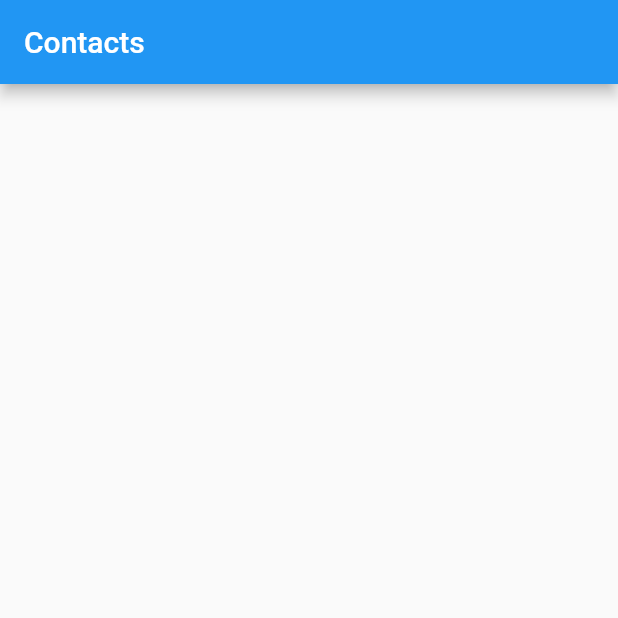
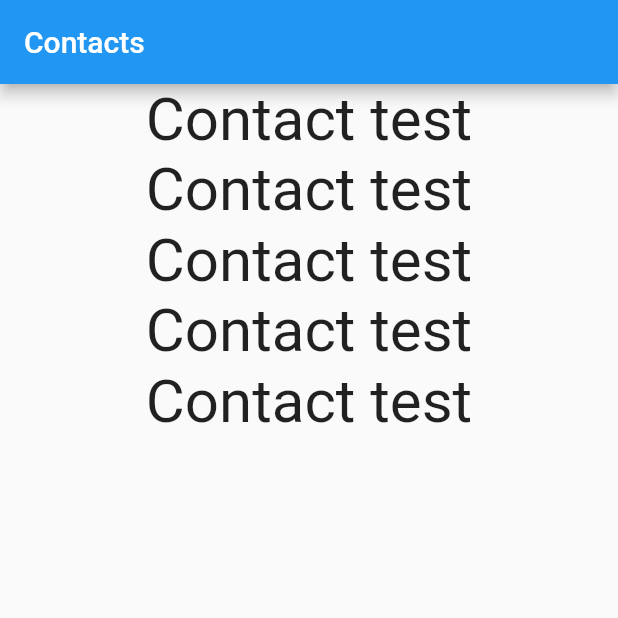
Before and after one commit to raghumina/Flutter_Contact_App, a Flutter app: the screen it shows after launch, on a phone screen of 412 x 824 dp, the top half of it. Run offline on Flutter 3.47's test engine with Material 2 defaults, Android fonts, the phone set to English and light mode, and no system bars.

Commit message:
Adding widgets for contact list

```diff
--- /dev/null
+++ b/contact_app/lib/UI/contact_list/contact_list.dart
@@ -0,0 +1,36 @@
+import 'package:flutter/material.dart';
+
+class ContactsListPage extends StatelessWidget {
+  @override
+  Widget build(BuildContext context) {
+    return Scaffold(
+      appBar: AppBar(
+        title: Text('Contacts'),
+      ),
+      body: Center(
+        child: Column(children: <Widget>[
+          Text(
+            'Contact test',
+            style: TextStyle(fontSize: 40),
+          ),
+          Text(
+            'Contact test',
+            style: TextStyle(fontSize: 40),
+          ),
+          Text(
+            'Contact test',
+            style: TextStyle(fontSize: 40),
+          ),
+          Text(
+            'Contact test',
+            style: TextStyle(fontSize: 40),
+          ),
+          Text(
+            'Contact test',
+            style: TextStyle(fontSize: 40),
+          )
+        ]),
+      ),
+    );
+  }
+}
--- a/contact_app/lib/main.dart
+++ b/contact_app/lib/main.dart
@@ -1,3 +1,4 @@
+import 'package:contact_app/UI/contact_list/contact_list.dart';
 import 'package:flutter/material.dart';
 
 void main() => runApp(MyApp());
@@ -7,7 +8,7 @@ class MyApp extends StatelessWidget {
   @override
   Widget build(BuildContext context) {
     return MaterialApp(
-      title: 'Flutter Demo',
+      title: 'Contacts',
       theme: ThemeData(
         primarySwatch: Colors.blue,
       ),
@@ -15,14 +16,3 @@ class MyApp extends StatelessWidget {
     );
   }
 }
-
-class ContactsListPage extends StatelessWidget {
-  @override
-  Widget build(BuildContext context) {
-    return Scaffold(
-      appBar: AppBar(
-        title: Text('Contacts'),
-      ),
-    );
-  }
-}
```
